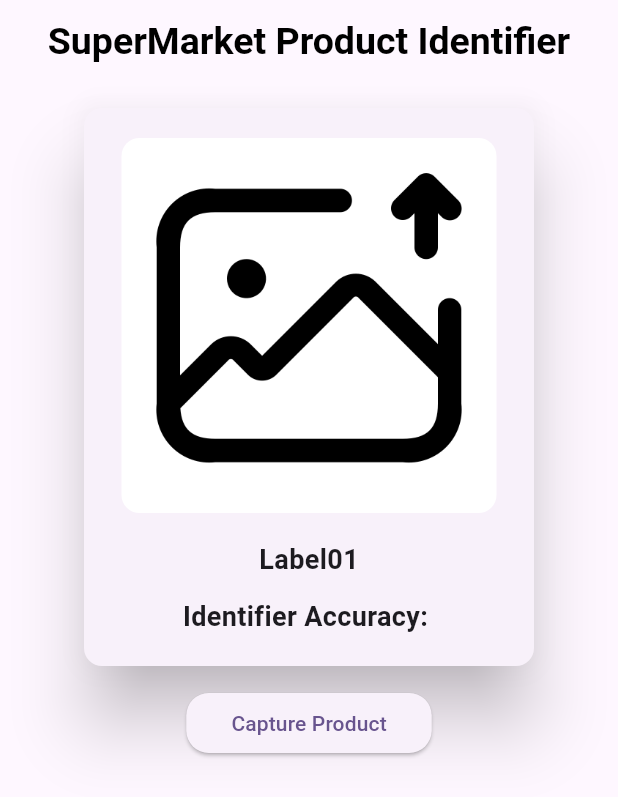
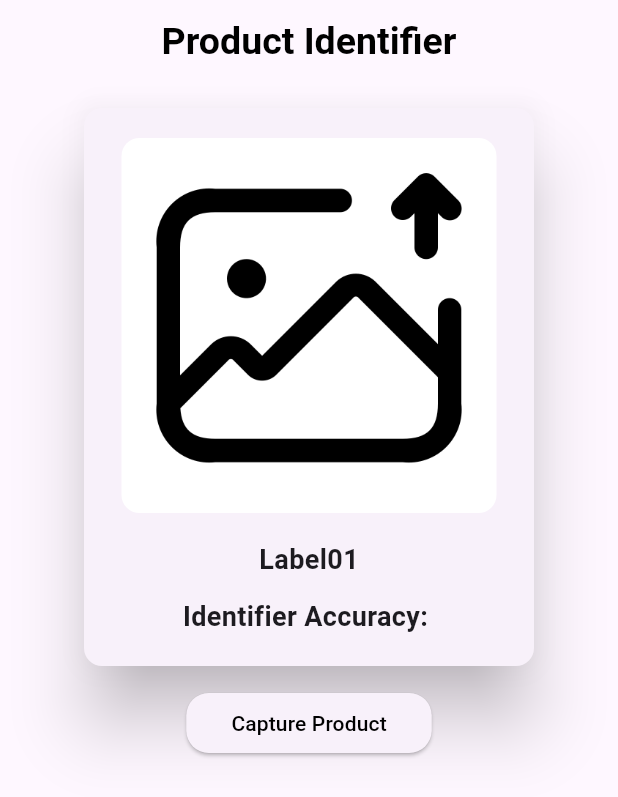
Before and after one commit to rishithamenush/Product_Identifier, a Flutter app: the screen it shows after launch, on a phone screen of 412 x 824 dp. Shown: the top 797 px of the screen. Run offline on Flutter 3.47's test engine with Material 3 defaults, Android fonts, the phone set to English and light mode, and no system bars.

```diff
--- a/lib/main.dart
+++ b/lib/main.dart
@@ -35,7 +35,7 @@ class _MyHomePageState extends State<MyHomePage> {
       appBar: AppBar(
         title: const Center(
           child: Text(
-            "SuperMarket Product Identifier",
+            "Product Identifier",
             style: TextStyle(
               color: Color.fromARGB(255, 0, 0, 0),
               fontWeight: FontWeight.bold,
@@ -119,6 +119,7 @@ class _MyHomePageState extends State<MyHomePage> {
                       const EdgeInsets.symmetric(horizontal: 30, vertical: 10),
                   shape: RoundedRectangleBorder(
                       borderRadius: BorderRadius.circular(15)),
+                  foregroundColor: Color.fromARGB(255, 0, 0, 0),
                 ),
                 child: const Text("Capture Product"),
               ),
```
